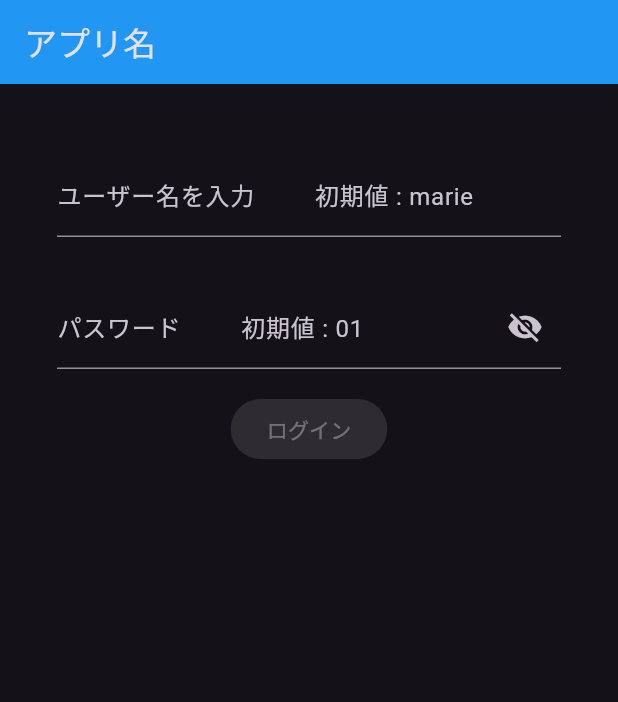
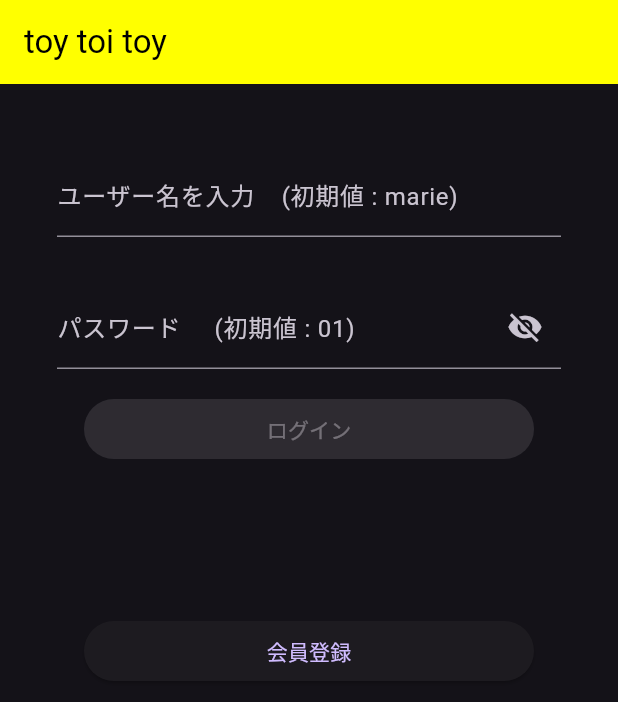
Before and after one commit to key-matrix/toyToiToy, a Flutter app: the screen it shows after launch, on a phone screen of 412 x 824 dp. Shown: the top 702 px of the screen. Run offline on Flutter 3.47's test engine with Material 3 defaults, Android fonts, the phone set to English and light mode, and no system bars; our stand-ins replace fl_chart, flutter_riverpod, marquee, settings_ui.

Commit message:
marie_app-UI修正中-主に色,形

```diff
--- a/lib/providers.dart
+++ b/lib/providers.dart
@@ -1,11 +1,11 @@
 import 'package:flutter_riverpod/flutter_riverpod.dart';
 
 ///appTittleName
-final appNameProvider = StateProvider<String>((ref) => "アプリ名");
+final appNameProvider = StateProvider<String>((ref) => "toy toi toy");
 
 ///appTittleName
-final phoneNumProvider =
-    StateProvider<Map<String, String>>((ref) => {'アプリ名': "050-1234-1234"});
+final phoneNumProvider = StateProvider<Map<String, String>>(
+    (ref) => {'toy toi toy': "050-1234-1234"});
 
 ///通知確認済判定
 final checkedNoticeProvider = StateProvider<bool>((ref) => false);
--- a/lib/view/view_widget/common_widget/parts/drawer.dart
+++ b/lib/view/view_widget/common_widget/parts/drawer.dart
@@ -31,15 +31,14 @@ class CommonDrawer extends ConsumerWidget {
             ),
             //---------リスト実態
             const ListTile(
-              title: Text("Inventory"),
-              subtitle: Text("確認、発注"),
+              title: Text("tutorial"),
+              subtitle: Text("このアプリについて"),
               leading: Padding(
                 padding: EdgeInsets.all(8.0),
                 child: Icon(
                   Icons.inventory,
                 ),
               ),
-              trailing: Icon(Icons.warning_amber_rounded, color: Colors.amber),
             ),
 
             const ListTile(
--- a/lib/view/view_widget/screen/login/login_top.dart
+++ b/lib/view/view_widget/screen/login/login_top.dart
@@ -33,7 +33,8 @@ class _LoginTopState extends ConsumerState<LoginTop> {
     return Scaffold(
       appBar: AppBar(
         title: Text(ref.read(appNameProvider)),
-        backgroundColor: Colors.blue,
+        backgroundColor: Colors.yellowAccent,
+        foregroundColor: Colors.black,
       ),
       body: SingleChildScrollView(
         child: Center(
@@ -48,7 +49,7 @@ class _LoginTopState extends ConsumerState<LoginTop> {
                   child: TextFormField(
                     controller: userNameCtl,
                     decoration: const InputDecoration(
-                      labelText: 'ユーザー名を入力         初期値 : marie',
+                      labelText: 'ユーザー名を入力    (初期値 : marie)',
                     ),
                     //確定時判定
                     onChanged: (String value) {
@@ -77,7 +78,7 @@ class _LoginTopState extends ConsumerState<LoginTop> {
                       // debugPrint(userNameCtl.text);
                     },
                     decoration: InputDecoration(
-                      labelText: 'パスワード         初期値 : 01',
+                      labelText: 'パスワード     (初期値 : 01)',
                       suffixIcon: IconButton(
                         icon: Icon(_isObscure
                             ? Icons.visibility_off
@@ -95,6 +96,17 @@ class _LoginTopState extends ConsumerState<LoginTop> {
                 ),
                 Center(
                   child: ElevatedButton(
+                      style: ElevatedButton.styleFrom(
+                        // 幅200、高さは自動
+                        // backgroundColor:  Color(value),
+
+                        foregroundColor: Colors.white,
+                        backgroundColor: Colors.red,
+                        // foreground
+
+                        fixedSize: const Size(300, double.infinity),
+                      ),
+                      //　　　onPressed: ボタンが無効になる条件 ? null : (){}
                       onPressed:
                           // userNameCtl.text.isEmpty || passwordCtl.text.isEmpty
                           ref.watch(userPassProvider) == "" ||
@@ -124,6 +136,25 @@ class _LoginTopState extends ConsumerState<LoginTop> {
                                 },
                       child: const Text('ログイン')),
                 ),
+                Padding(
+                  padding: const EdgeInsets.only(top: 100),
+                  child: Center(
+                    child: ElevatedButton(
+                        style: ElevatedButton.styleFrom(
+                          // 幅200、高さは自動
+                          fixedSize: const Size(300, double.infinity),
+                        ),
+                        onPressed: () {
+                          Navigator.push(
+                            context,
+                            MaterialPageRoute(
+                                //todo ; 登録画面未実装
+                                builder: (context) => const AppTop()),
+                          );
+                        },
+                        child: const Text('会員登録')),
+                  ),
+                )
               ],
             ),
           ),
```
